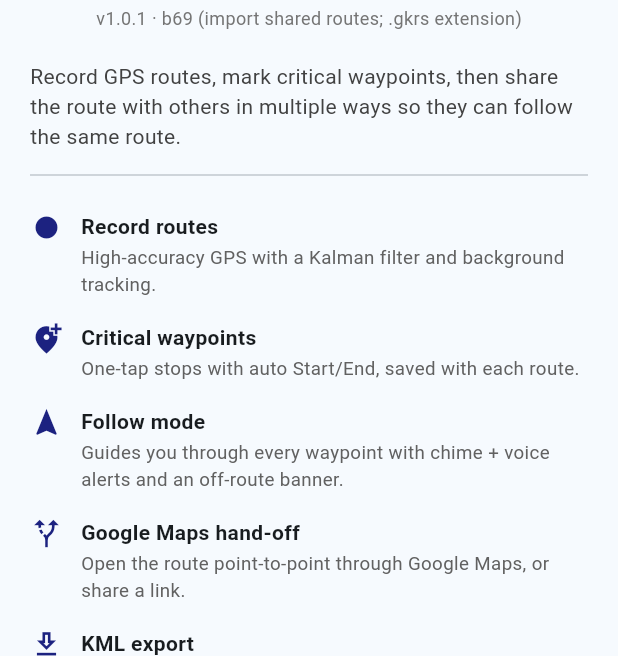
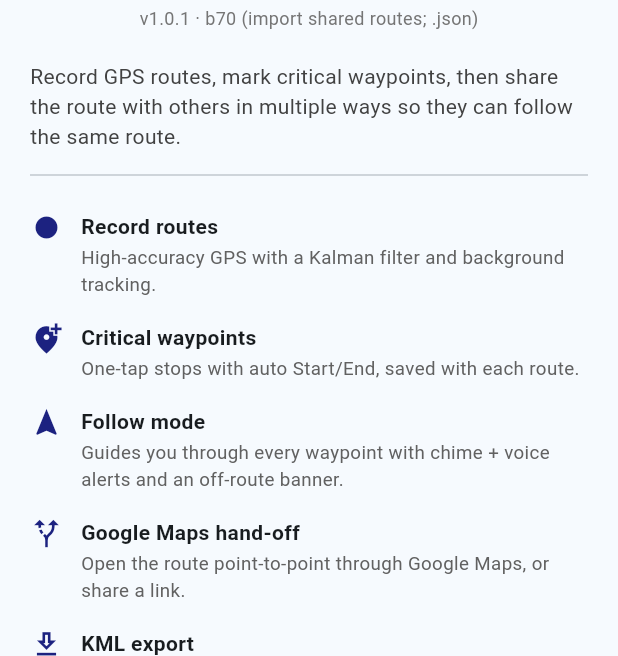
Before and after one commit to gopi-kramadhati/DhatiRouteShare, a Flutter app: the AboutScreen screen opened directly, on a phone screen of 412 x 824 dp, the part 317-973 px from its top. Run offline on Flutter 3.47's test engine with Material 3 defaults, Android fonts, the phone set to English and light mode, and no system bars; our stand-ins replace audioplayers, file_picker, flutter_tts, geolocator, google_maps_flutter, open_filex and 2 more; missing offline and left inert: flutter_foreground_task, flutter_overlay_window, receive_sharing_intent.

Commit message:
revert route file extension to .json for reliable tap-to-import via messengers

```diff
--- a/lib/main.dart
+++ b/lib/main.dart
@@ -20,7 +20,7 @@ import 'package:receive_sharing_intent/receive_sharing_intent.dart';
 
 /// Bump this on every change so we can tell at a glance (and in the debug log)
 /// exactly which build is running on the device.
-const String kAppVersion = 'v1.0.1 · b69 (import shared routes; .gkrs extension)';
+const String kAppVersion = 'v1.0.1 · b70 (import shared routes; .json)';
 
 /// Clean, public-facing version shown on the splash and About screens.
 const String kVersionName = '1.0.0'; // keep in sync with pubspec `version:`
@@ -1853,7 +1853,7 @@ class _HomeScreenState extends State<HomeScreen> with WidgetsBindingObserver {
     if (routePoints.isEmpty) return;
     final dir = await getApplicationDocumentsDirectory();
     final ts = DateTime.now().toIso8601String().replaceAll(':', '-');
-    final file = File('${dir.path}/route_$ts.gkrs');
+    final file = File('${dir.path}/route_$ts.json');
     await file.writeAsString(jsonEncode(_routeToJson(name: name)));
     // Clean up the auto-save file now that we have a proper save
     final autoSave = File('${dir.path}/route_autosave.json');
@@ -2000,10 +2000,8 @@ class _HomeScreenState extends State<HomeScreen> with WidgetsBindingObserver {
         .whereType<File>()
         .where((f) {
           final n = f.path.split('/').last;
-          // New routes use the .gkrs extension; .json is legacy data that is
-          // still read (to be discontinued later). Both hold JSON content.
           return n.startsWith('route_') &&
-              (n.endsWith('.gkrs') || n.endsWith('.json')) &&
+              n.endsWith('.json') &&
               n != 'route_autosave.json';
         })
         .toList();
@@ -2887,7 +2885,7 @@ class _HomeScreenState extends State<HomeScreen> with WidgetsBindingObserver {
   Future<void> importRouteFile() async {
     final result = await FilePicker.platform.pickFiles(
       type: FileType.custom,
-      allowedExtensions: ['json', 'gkrs'],
+      allowedExtensions: ['json'],
     );
     if (result == null) return;
     final selectedPath = result.files.single.path;
@@ -2954,7 +2952,7 @@ class _HomeScreenState extends State<HomeScreen> with WidgetsBindingObserver {
 
     final dir = await getApplicationDocumentsDirectory();
     final ts = DateTime.now().toIso8601String().replaceAll(':', '-');
-    final importedName = 'route_imported_$ts.gkrs';
+    final importedName = 'route_imported_$ts.json';
     await File('${dir.path}/$importedName').writeAsString(jsonString);
 
     await listSavedRoutes();
```
Also changed, not shown: 1 other file.
